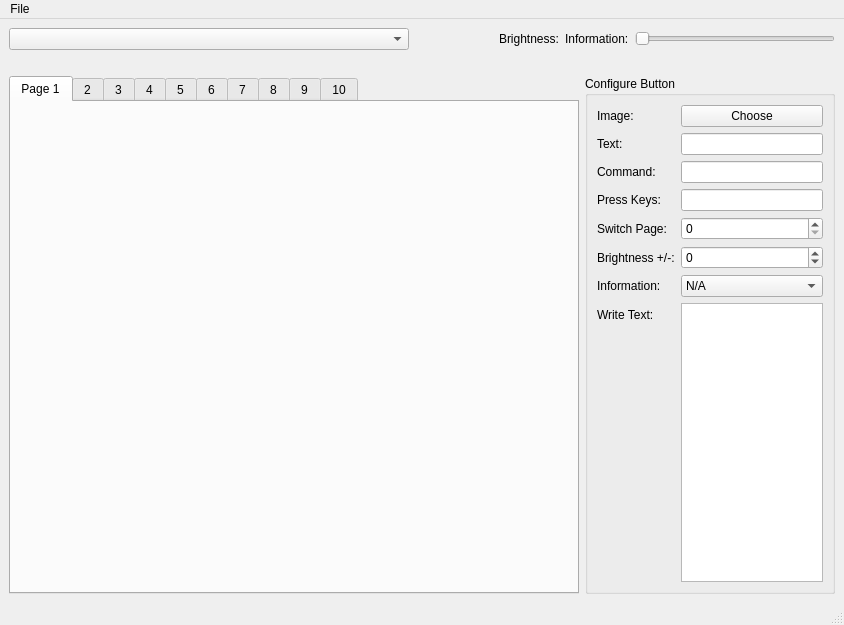
Old version of the form streamdeck_ui/main.ui in the repository Saruspete/streamdeck-ui.
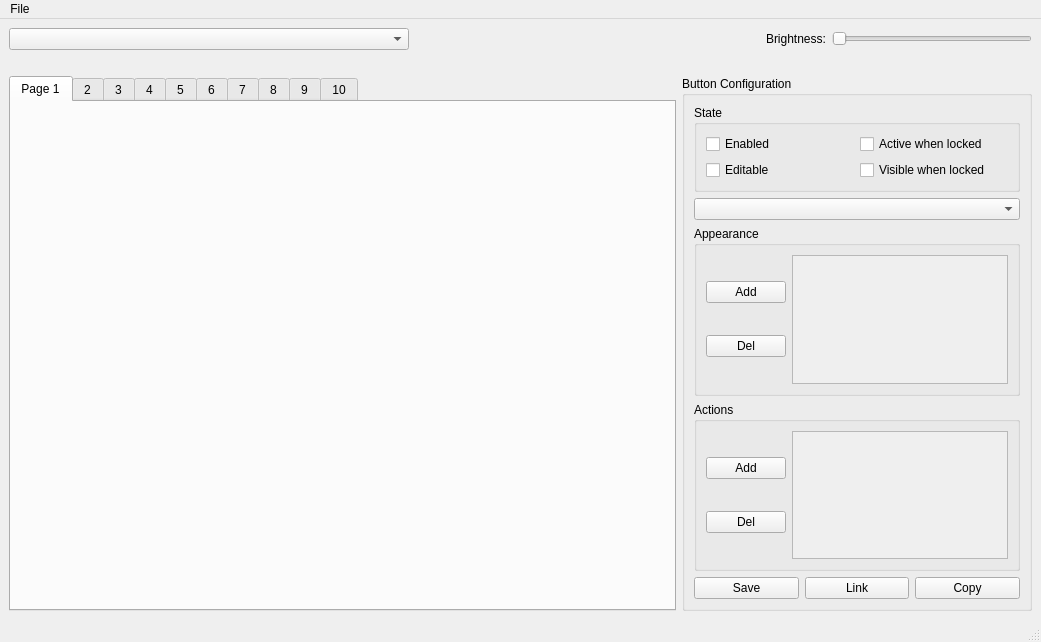
New version of the form.

Commit message: [WIP] new interface for modular usage

```diff
--- a/streamdeck_ui/main.ui
+++ b/streamdeck_ui/main.ui
@@ -6,8 +6,8 @@
    <rect>
     <x>0</x>
     <y>0</y>
-    <width>844</width>
-    <height>625</height>
+    <width>1041</width>
+    <height>642</height>
    </rect>
   </property>
   <property name="windowTitle">
@@ -55,19 +55,6 @@
           </property>
          </widget>
         </item>
-        <item>
-         <widget class="QLabel" name="label_9">
-          <property name="sizePolicy">
-           <sizepolicy hsizetype="Fixed" vsizetype="Preferred">
-            <horstretch>0</horstretch>
-            <verstretch>0</verstretch>
-           </sizepolicy>
-          </property>
-          <property name="text">
-           <string>Information:</string>
-          </property>
-         </widget>
-        </item>
         <item>
          <widget class="QSlider" name="brightness">
           <property name="sizePolicy">
@@ -90,11 +77,11 @@
        </layout>
       </item>
       <item>
-       <layout class="QHBoxLayout" name="horizontalLayout">
+       <layout class="QGridLayout" name="btn_layout">
         <property name="topMargin">
          <number>20</number>
         </property>
-        <item>
+        <item row="0" column="0">
          <widget class="QTabWidget" name="pages">
           <property name="autoFillBackground">
            <bool>false</bool>
@@ -167,8 +154,8 @@
           </widget>
          </widget>
         </item>
-        <item>
-         <widget class="QGroupBox" name="groupBox">
+        <item row="0" column="1">
+         <widget class="QGroupBox" name="btncfg_grp">
           <property name="minimumSize">
            <size>
             <width>250</width>
@@ -177,133 +164,163 @@
           </property>
           <property name="maximumSize">
            <size>
-            <width>250</width>
+            <width>350</width>
             <height>16777215</height>
            </size>
           </property>
           <property name="title">
-           <string>Configure Button</string>
+           <string>Button Configuration</string>
           </property>
           <layout class="QVBoxLayout" name="verticalLayout_3">
            <item>
-            <layout class="QFormLayout" name="formLayout">
+            <widget class="QGroupBox" name="btncfg_state_grp">
+             <property name="title">
+              <string>State</string>
+             </property>
+             <layout class="QGridLayout" name="gridLayout_14">
              <item row="0" column="0">
-              <widget class="QLabel" name="label">
+               <widget class="QCheckBox" name="btncfg_state_enabled">
                <property name="text">
-                <string>Image:</string>
-               </property>
-              </widget>
-             </item>
-             <item row="0" column="1">
-              <widget class="QPushButton" name="imageButton">
-               <property name="text">
-                <string>Choose</string>
-               </property>
-              </widget>
-             </item>
-             <item row="1" column="0">
-              <widget class="QLabel" name="label_2">
-               <property name="text">
-                <string>Text:</string>
+                 <string>Enabled</string>
                </property>
               </widget>
              </item>
              <item row="1" column="1">
-              <widget class="QLineEdit" name="text"/>
-             </item>
-             <item row="2" column="0">
-              <widget class="QLabel" name="label_3">
+               <widget class="QCheckBox" name="btncfg_state_lockvisible">
                <property name="text">
-                <string>Command:</string>
+                 <string>Visible when locked</string>
                </property>
               </widget>
              </item>
-             <item row="2" column="1">
-              <widget class="QLineEdit" name="command"/>
-             </item>
-             <item row="3" column="0">
-              <widget class="QLabel" name="label_5">
+              <item row="1" column="0">
+               <widget class="QCheckBox" name="btncfg_state_editable">
                <property name="text">
-                <string>Press Keys:</string>
+                 <string>Editable</string>
                </property>
               </widget>
              </item>
-             <item row="3" column="1">
-              <widget class="QLineEdit" name="keys"/>
-             </item>
-             <item row="7" column="0">
-              <widget class="QLabel" name="label_6">
+              <item row="0" column="1">
+               <widget class="QCheckBox" name="btncfg_state_lockactive">
                <property name="text">
-                <string>Write Text:</string>
+                 <string>Active when locked</string>
                </property>
               </widget>
              </item>
-             <item row="7" column="1">
-              <widget class="QPlainTextEdit" name="write"/>
-             </item>
-             <item row="4" column="0">
-              <widget class="QLabel" name="label_8">
-               <property name="text">
-                <string>Switch Page:</string>
-               </property>
-              </widget>
-             </item>
-             <item row="4" column="1">
-              <widget class="QSpinBox" name="switch_page">
-               <property name="minimum">
-                <number>0</number>
-               </property>
-               <property name="maximum">
-                <number>10</number>
-               </property>
-               <property name="value">
-                <number>0</number>
-               </property>
-              </widget>
-             </item>
-             <item row="5" column="0">
-              <widget class="QLabel" name="label_7">
+             </layout>
+            </widget>
+           </item>
+           <item>
+            <widget class="QComboBox" name="btncfg_quick_list"/>
+           </item>
+           <item>
+            <widget class="QGroupBox" name="btncfg_dispdef_grp">
+             <property name="title">
+              <string>Appearance</string>
+             </property>
+             <layout class="QGridLayout" name="gridLayout_15">
+              <item row="0" column="3">
+               <widget class="QScrollArea" name="btncfg_dispdef_list">
+                <property name="widgetResizable">
+                 <bool>true</bool>
+                </property>
+                <widget class="QWidget" name="btncfg_dispdef_list_wgt">
+                 <property name="geometry">
+                  <rect>
+                   <x>0</x>
+                   <y>0</y>
+                   <width>212</width>
+                   <height>118</height>
+                  </rect>
+                 </property>
+                </widget>
+               </widget>
+              </item>
+              <item row="0" column="0">
+               <layout class="QVBoxLayout" name="btncfg_dispdef_layout">
+                <item>
+                 <widget class="QPushButton" name="btncfg_dispdef_add">
                <property name="text">
-                <string>Brightness +/-:</string>
+                   <string>Add</string>
                </property>
               </widget>
              </item>
-             <item row="5" column="1">
-              <widget class="QSpinBox" name="change_brightness">
-               <property name="minimum">
-                <number>-99</number>
+                <item>
+                 <widget class="QPushButton" name="btncfg_dispdef_del">
+                  <property name="text">
+                   <string>Del</string>
                </property>
               </widget>
              </item>
-             <item row="6" column="0">
-              <widget class="QLabel" name="label_9">
-               <property name="text">
-                <string>Information:</string>
-               </property>
-              </widget>
-             </item>
-             <item row="6" column="1">
-              <widget class="QComboBox" name="information">
+               </layout>
+              </item>
+             </layout>
+            </widget>
+           </item>
+           <item>
+            <widget class="QGroupBox" name="btncfg_action_gr">
+             <property name="title">
+              <string>Actions</string>
+             </property>
+             <layout class="QGridLayout" name="btncfg_action_grp">
+              <item row="0" column="2">
+               <widget class="QScrollArea" name="btncfg_action_ist">
+                <property name="widgetResizable">
+                 <bool>true</bool>
+                </property>
+                <widget class="QWidget" name="btncfg_action_lst_wgt">
+                 <property name="geometry">
+                  <rect>
+                   <x>0</x>
+                   <y>0</y>
+                   <width>212</width>
+                   <height>118</height>
+                  </rect>
+                 </property>
+                </widget>
+               </widget>
+              </item>
+              <item row="0" column="0">
+               <layout class="QVBoxLayout" name="btncfg_action_layout">
                <item>
+                 <widget class="QPushButton" name="btncfg_action_add">
                 <property name="text">
-                 <string>N/A</string>
-                </property>
+                   <string>Add</string>
+                  </property>
+                 </widget>
                </item>
                <item>
+                 <widget class="QPushButton" name="btncfg_action_del">
                 <property name="text">
-                 <string>Current Time (H:M:S)</string>
-                </property>
-               </item>
+                   <string>Del</string>
+                  </property>
+                 </widget>
+                </item>
+               </layout>
+              </item>
+             </layout>
+            </widget>
+           </item>
                <item>
+            <layout class="QHBoxLayout" name="btncfg_ops_layout">
+             <item>
+              <widget class="QPushButton" name="btncfg_ops_save">
                 <property name="text">
-                 <string>Current Time (H)</string>
-                </property>
+                <string>Save</string>
+               </property>
+              </widget>
                </item>
                <item>
+              <widget class="QPushButton" name="btncfg_ops_saveall">
                 <property name="text">
-                 <string>Current Time (M)</string>
-                </property>
-               </item>
+                <string>Link</string>
+               </property>
+              </widget>
+             </item>
+             <item>
+              <widget class="QPushButton" name="btncfg_ops_savecustom">
+               <property name="text">
+                <string>Copy</string>
+               </property>
               </widget>
              </item>
             </layout>
@@ -322,8 +339,8 @@
     <rect>
      <x>0</x>
      <y>0</y>
-     <width>844</width>
-     <height>22</height>
+     <width>1041</width>
+     <height>20</height>
     </rect>
    </property>
    <widget class="QMenu" name="menuFile">
```
Left out of the diff: 5 changed lines with no effect on the pictures. Lines whose indentation alone changed are shown as unchanged.
